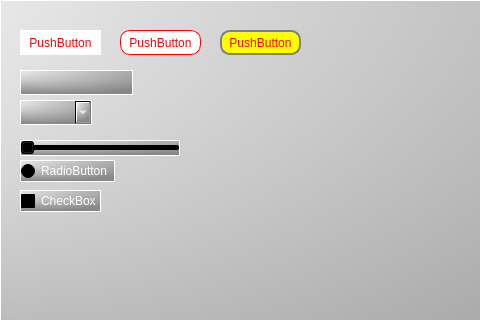
3xp1o1t/qt6-cpp, file 01_QT6_Project_StyleSheets/01_QT6_Project_StyleSheets/mainwindow.ui: the form before one commit; both pictures show x 0 to 480 and y 0 to 320 of the 800 by 600 pixel window.
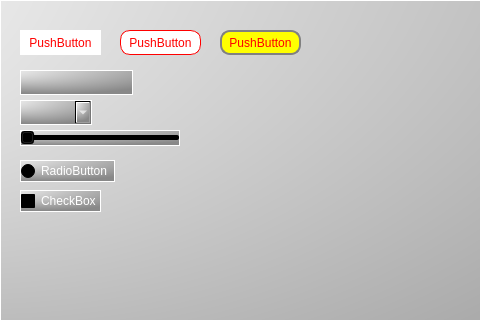
The form after the commit.

```diff
--- a/01_QT6_Project_StyleSheets/01_QT6_Project_StyleSheets/mainwindow.ui
+++ b/01_QT6_Project_StyleSheets/01_QT6_Project_StyleSheets/mainwindow.ui
@@ -74,7 +74,7 @@
     <property name="geometry">
      <rect>
       <x>20</x>
-      <y>140</y>
+      <y>130</y>
       <width>160</width>
       <height>16</height>
      </rect>
```
